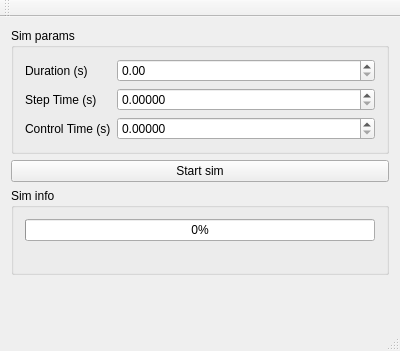
Above: gsim.ui from koalakoker/gSim before the change. Below: the same form after it.
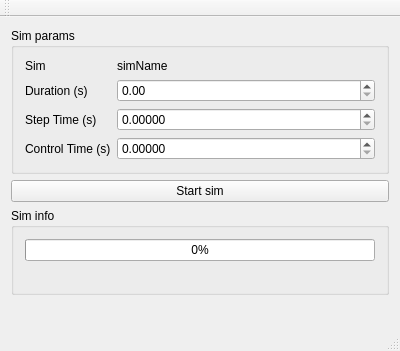
That is the form after the change.

The edit to the form file:
```diff
--- a/gsim.ui
+++ b/gsim.ui
@@ -23,44 +23,58 @@
       <layout class="QVBoxLayout" name="verticalLayout_2">
        <item>
         <layout class="QFormLayout" name="formLayout">
-         <item row="0" column="0">
+         <item row="1" column="0">
           <widget class="QLabel" name="label">
            <property name="text">
             <string>Duration (s)</string>
            </property>
           </widget>
          </item>
-         <item row="0" column="1">
+         <item row="1" column="1">
           <widget class="QDoubleSpinBox" name="duration"/>
          </item>
-         <item row="1" column="0">
+         <item row="2" column="0">
           <widget class="QLabel" name="label_2">
            <property name="text">
             <string>Step Time (s)</string>
            </property>
           </widget>
          </item>
-         <item row="1" column="1">
+         <item row="2" column="1">
           <widget class="QDoubleSpinBox" name="stepTime">
            <property name="decimals">
             <number>5</number>
            </property>
           </widget>
          </item>
-         <item row="2" column="0">
+         <item row="3" column="0">
           <widget class="QLabel" name="label_3">
            <property name="text">
             <string>Control Time (s)</string>
            </property>
           </widget>
          </item>
-         <item row="2" column="1">
+         <item row="3" column="1">
           <widget class="QDoubleSpinBox" name="controlTime">
            <property name="decimals">
             <number>5</number>
            </property>
           </widget>
          </item>
+         <item row="0" column="0">
+          <widget class="QLabel" name="label_4">
+           <property name="text">
+            <string>Sim</string>
+           </property>
+          </widget>
+         </item>
+         <item row="0" column="1">
+          <widget class="QLabel" name="simName">
+           <property name="text">
+            <string>simName</string>
+           </property>
+          </widget>
+         </item>
         </layout>
        </item>
       </layout>
```
